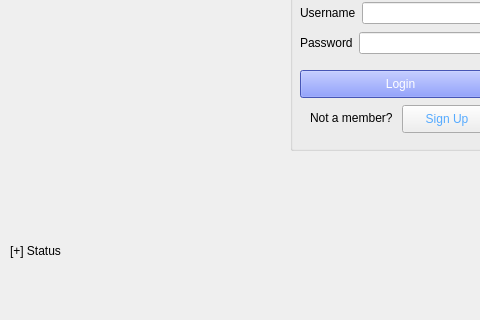
Qt form login.ui (Aromakc/Retailhub) before a commit; both pictures show x 0 to 480 and y 280 to 600 of the 632 by 600 pixel window.
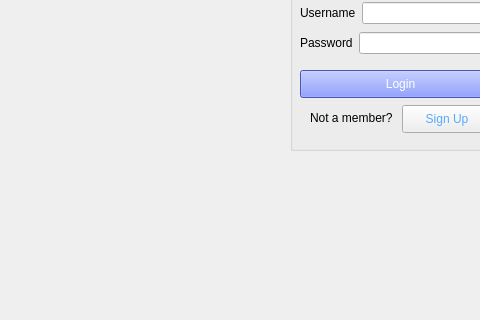
The same form after that commit.

```diff
--- a/login.ui
+++ b/login.ui
@@ -14,31 +14,6 @@
    <string>Login</string>
   </property>
   <widget class="QWidget" name="centralwidget">
-   <widget class="QLabel" name="label">
-    <property name="geometry">
-     <rect>
-      <x>10</x>
-      <y>520</y>
-      <width>281</width>
-      <height>21</height>
-     </rect>
-    </property>
-    <property name="frameShape">
-     <enum>QFrame::NoFrame</enum>
-    </property>
-    <property name="frameShadow">
-     <enum>QFrame::Plain</enum>
-    </property>
-    <property name="lineWidth">
-     <number>2</number>
-    </property>
-    <property name="text">
-     <string>[+] Status</string>
-    </property>
-    <property name="textFormat">
-     <enum>Qt::PlainText</enum>
-    </property>
-   </widget>
    <widget class="QGroupBox" name="groupBox">
     <property name="geometry">
      <rect>
```
Left out of the diff: 2 changed lines with no effect on the pictures.
